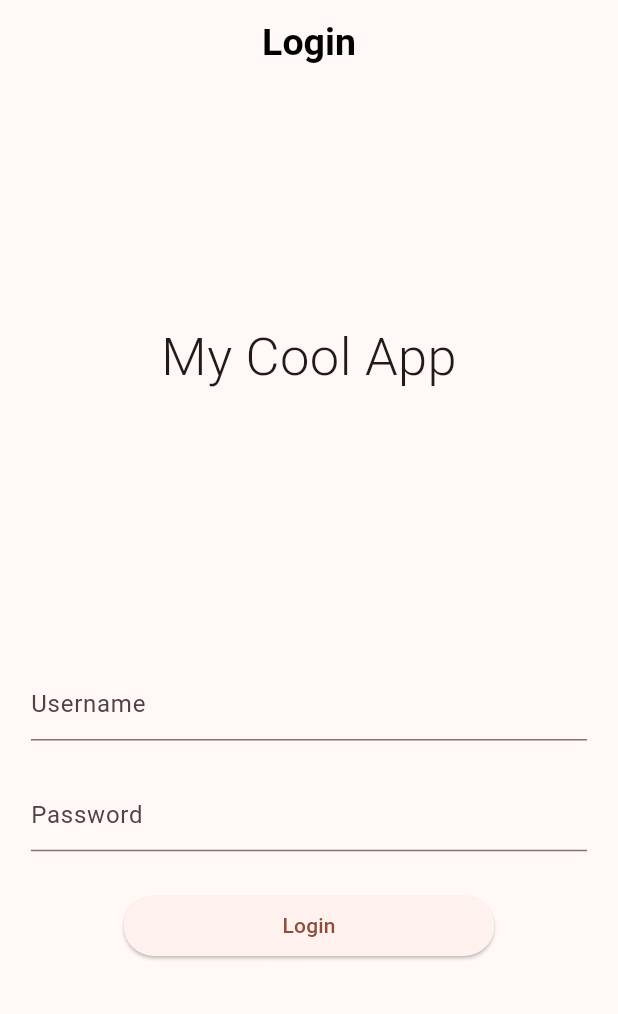
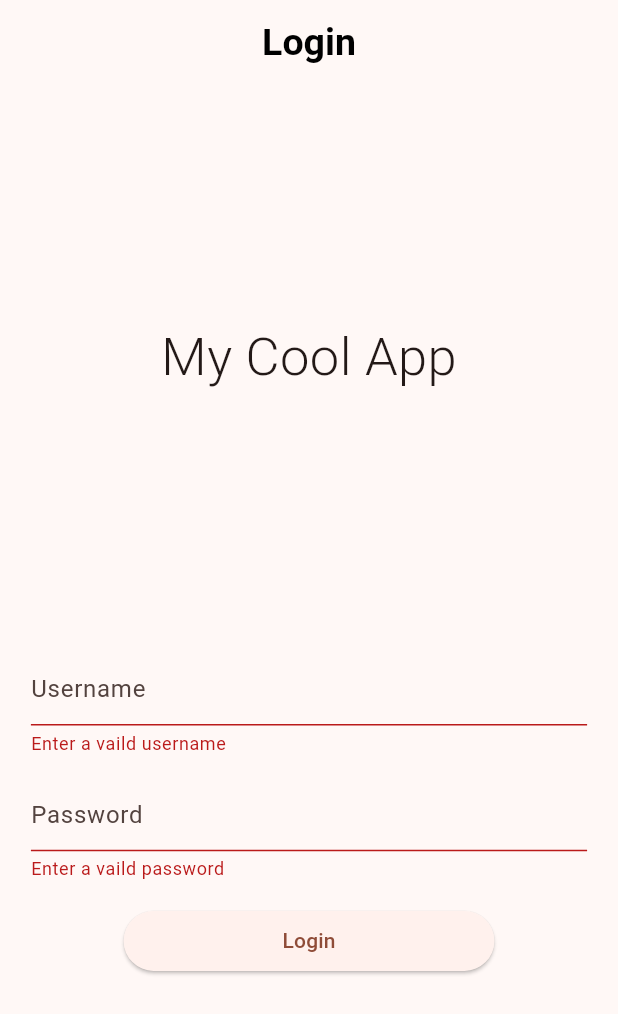
Before and after one commit to Oreki-5/Learning_projects, a Flutter app: the screen it shows after launch, after a tap on "Login", on a phone screen of 412 x 824 dp. Shown: the top 1014 px of the screen. Run offline on Flutter 3.47's test engine with Material 3 defaults, Android fonts, the phone set to English and light mode, and no system bars.

Commit message:
[Update] { flutter_login_page } Added persistent state to login form

```diff
--- a/flutter_LoginUI/flutter_login_page/lib/pages/login_page.dart
+++ b/flutter_LoginUI/flutter_login_page/lib/pages/login_page.dart
@@ -8,6 +8,8 @@ class LoginPage extends StatefulWidget {
 }
 
 class _LoginPageState extends State<LoginPage> {
+  GlobalKey<FormState> _loginFormKey = GlobalKey();
+  String? username, password;
   @override
   Widget build(BuildContext context) {
     return Scaffold(
@@ -28,7 +30,6 @@ class _LoginPageState extends State<LoginPage> {
         crossAxisAlignment: CrossAxisAlignment.center,
         children: [_title(), _loginForm()],
       ),
-
     );
   }
 
@@ -44,13 +45,38 @@ class _LoginPageState extends State<LoginPage> {
       width: MediaQuery.sizeOf(context).width * 0.90,
       height: MediaQuery.sizeOf(context).height * 0.30,
       child: Form(
+        key: _loginFormKey,
         child: Column(
           mainAxisSize: MainAxisSize.max,
           mainAxisAlignment: MainAxisAlignment.spaceEvenly,
           crossAxisAlignment: CrossAxisAlignment.center,
           children: [
-            TextFormField(decoration: InputDecoration(hintText: "Username")),
-            TextFormField(decoration: InputDecoration(hintText: "Password")),
+            TextFormField(
+              onSaved: (value) {
+                setState(() {
+                  username = value;
+                });
+              },
+              decoration: InputDecoration(hintText: "Username"),
+              validator: (value) {
+                if (value == null || value.isEmpty) {
+                  return "Enter a vaild username";
+                }
+              },
+            ),
+            TextFormField(
+              onSaved: (value) {
+                setState(() {
+                  password = value;
+                });
+              },
+              validator: (value) {
+                if (value == null || value.isEmpty) {
+                  return "Enter a vaild password";
+                }
+              },
+              decoration: InputDecoration(hintText: "Password"),
+            ),
             _loginButton(),
           ],
         ),
@@ -61,7 +87,15 @@ class _LoginPageState extends State<LoginPage> {
   Widget _loginButton() {
     return SizedBox(
       width: MediaQuery.sizeOf(context).width * 0.60,
-      child: ElevatedButton(onPressed: () {}, child: const Text("Login")),
+      child: ElevatedButton(
+        onPressed: () {
+          if (_loginFormKey.currentState?.validate() ?? false) {
+            _loginFormKey.currentState?.save();
+            print("$username : $password");
+          }
+        },
+        child: const Text("Login"),
+      ),
     );
   }
 }
```
